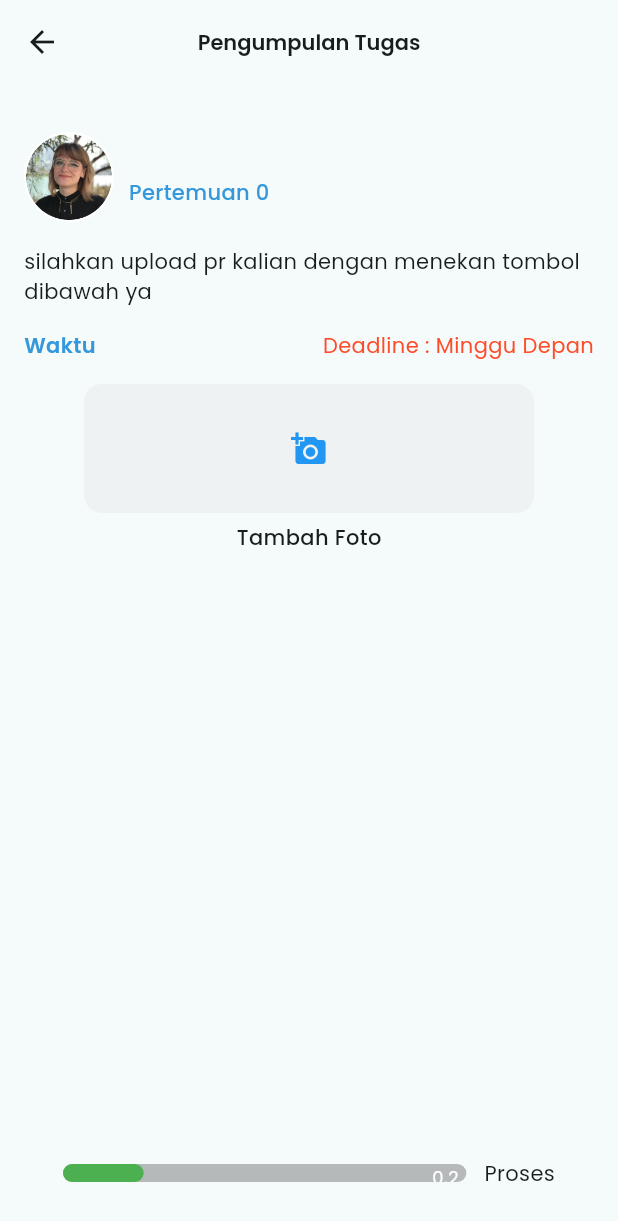
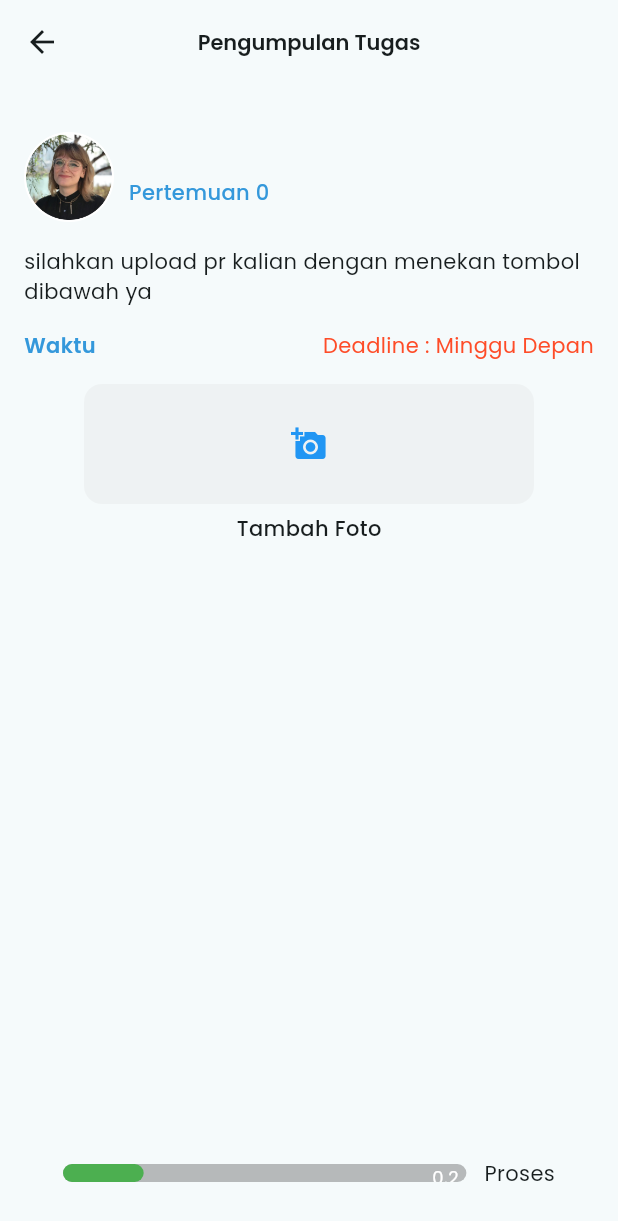
Before and after one commit to Roufmajidin/quisku_pintar, a Flutter app: the PengumpulanTugasView screen opened directly with empty values, after a tap on the "add a photo" icon, on a phone screen of 412 x 824 dp. Shown: the top 1221 px of the screen. Run offline on Flutter 3.47's test engine with Material 3 defaults, Android fonts, the phone set to English and light mode, and no system bars; drawn by our look-alikes of getwidget; our stand-ins replace auto_route, bloc, cached_network_image, connectivity_plus, dartz, dio and 15 more; missing offline and left inert: syncfusion_flutter_pdfviewer; accounts and stored records are empty; network calls fail.

Commit message:
refactor : add kondisi page

```diff
--- a/lib/features/mapel/presentation/subpages/detail/widgets/card_widget.dart
+++ b/lib/features/mapel/presentation/subpages/detail/widgets/card_widget.dart
@@ -137,9 +137,7 @@ class CardWidget extends StatelessWidget {
                             );
                           },
                           child: Text(
-                            i.is_tugas == 1 && i.status == 0
-                                ? 'Upload'
-                                : 'Mengumpulkan',
+                            i.status == 0 ? 'Upload' : 'Mengumpulkan',
                             style: AppTextStyle.body4
                                 .setSemiBold()
                                 .copyWith(color: AppColors.primary.pr10),
--- a/lib/features/mapel/presentation/subpages/pengumpulan_tugas/screen/peng_tugas_view.dart
+++ b/lib/features/mapel/presentation/subpages/pengumpulan_tugas/screen/peng_tugas_view.dart
@@ -123,6 +123,7 @@ class _PengumpulanTugasViewState extends State<PengumpulanTugasView> {
               padding: const EdgeInsets.all(16.0),
               child: SizedBox(
                 child: Column(
+                  crossAxisAlignment: CrossAxisAlignment.start,
                   children: [
                     Row(
                       children: [
@@ -150,14 +151,18 @@ class _PengumpulanTugasViewState extends State<PengumpulanTugasView> {
 
                     const SizedBox(height: 16),
                     // pr soal
+
                     Text(
-                      'silahkan upload pr kalian dengan menekan tombol dibawah ya',
+                      widget.presensi.status != 0
+                          ? 'Kamu Sudah Mengumpulkan tugas pertemuan ${widget.presensi.pertemuan}'
+                          : 'silahkan upload pr kalian dengan menekan tombol dibawah ya',
                       style: AppTextStyle.body3.setRegular(),
                     ),
                     const SizedBox(height: 16),
                     Row(
                       mainAxisAlignment: MainAxisAlignment.spaceBetween,
                       children: [
+                        if (widget.presensi.status == 0)
                           Text(
                             'Waktu',
                             style: AppTextStyle.body3
@@ -165,7 +170,9 @@ class _PengumpulanTugasViewState extends State<PengumpulanTugasView> {
                                 .copyWith(color: AppColors.primary.pr10),
                           ),
                         Text(
-                          'Deadline : Minggu Depan',
+                          widget.presensi.status != 0
+                              ? 'Pengumpulan : ${widget.presensi.updated_at}'
+                              : 'Deadline : Minggu Depan',
                           style: AppTextStyle.body3
                               .setRegular()
                               .copyWith(color: AppColors.danger.dng05),
@@ -175,9 +182,10 @@ class _PengumpulanTugasViewState extends State<PengumpulanTugasView> {
                     const SizedBox(height: 16),
                     // _image == null
                     //     ?
+
                     SizedBox(
                       width: size.width,
-                      height: 300,
+                      height: widget.presensi.status == 0 ? 300 : 500,
                       child: GridView.builder(
                         shrinkWrap: false,
                         itemCount: _images.isEmpty ? 1 : _images.length + 1,
@@ -239,23 +247,36 @@ class _PengumpulanTugasViewState extends State<PengumpulanTugasView> {
                           return Column(
                             children: [
                               GestureDetector(
-                                onTap: () => getImageFromCamera(),
+                                onTap: () {
+                                  if (widget.presensi.status == 1) {
+                                    context.pushRoute(ReadPdfRoute(
+                                        pdfLink: widget.presensi.file_tugas));
+                                  } else {
+                                    getImageFromCamera();
+                                  }
+                                },
                                 child: Container(
-                                  height: 86,
+                                  height:
+                                      widget.presensi.status == 1 ? 150 : 80,
                                   width: 300,
                                   decoration: BoxDecoration(
                                       color: AppColors.neutral.ne03
                                           .withOpacity(0.2),
                                       borderRadius: BorderRadius.circular(12)),
-                                  child: const Center(
+                                  child: Center(
                                       child: Icon(
-                                    Icons.add_a_photo,
+                                    widget.presensi.status == 1
+                                        ? Icons.picture_as_pdf_outlined
+                                        : Icons.add_a_photo,
                                     color: Colors.blue,
                                   )),
                                 ),
                               ),
                               const SizedBox(height: 6),
-                              Text('Tambah Foto',
+                              Text(
+                                  widget.presensi.status == 0
+                                      ? 'Tambah Foto'
+                                      : 'Tugas Pertemuan ${widget.presensi.pertemuan}',
                                   style: AppTextStyle.body3.setMedium()),
                             ],
                           );
@@ -269,7 +290,9 @@ class _PengumpulanTugasViewState extends State<PengumpulanTugasView> {
           ]));
         },
       ),
-      bottomNavigationBar: Padding(
+      bottomNavigationBar: widget.presensi.status == 1
+          ? const SizedBox()
+          : Padding(
               padding: const EdgeInsets.all(16),
               child: _load == true
                   ? LoadingContainer(
```
Also changed, not shown: lib/features/mapel/presentation/subpages/detail/screen/detail_mapel_view.dart (+11 -6 lines), lib/features/mapel/presentation/subpages/detail/widgets/pengingat.dart (+6 -3 lines), lib/features/mapel/presentation/subpages/detail/widgets/presensi.dart (+15 -7 lines). Lines whose indentation alone changed are shown as unchanged.
